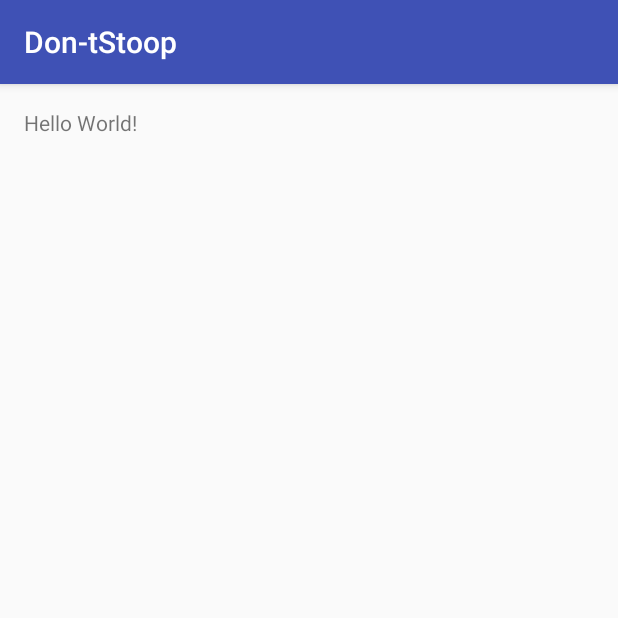
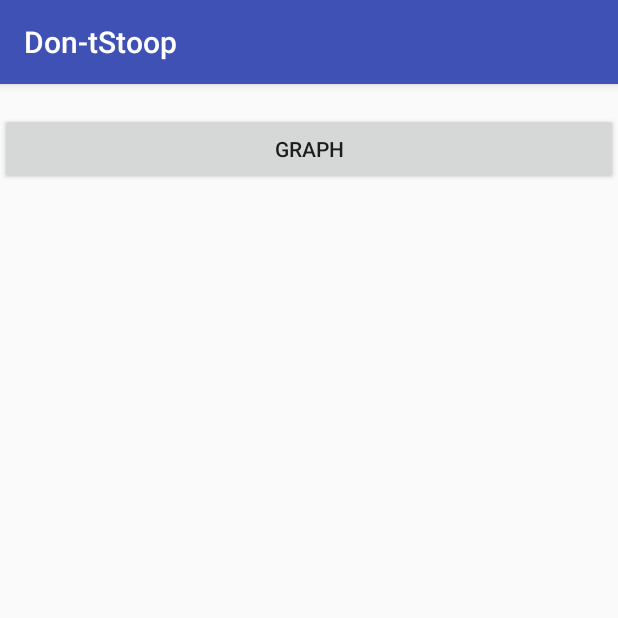
Before and after one commit to mia777/Don-tStoop, an Android app: the screen it shows after launch (MainActivity), on a phone screen of 412 x 824 dp, the top half of it. Run offline under Robolectric (Android 15) with nearby library versions, the phone set to English and light mode, and no system bars.

Commit message:
메인액티비티 추가

```diff
--- a/app/src/main/res/layout/activity_main.xml
+++ b/app/src/main/res/layout/activity_main.xml
@@ -1,17 +1,28 @@
 <?xml version="1.0" encoding="utf-8"?>
-<RelativeLayout
-        xmlns:android="http://schemas.android.com/apk/res/android"
-        xmlns:tools="http://schemas.android.com/tools"
-        android:layout_width="match_parent"
-        android:layout_height="match_parent"
-        android:paddingLeft="@dimen/activity_horizontal_margin"
-        android:paddingRight="@dimen/activity_horizontal_margin"
-        android:paddingTop="@dimen/activity_vertical_margin"
-        android:paddingBottom="@dimen/activity_vertical_margin"
-        tools:context="kr.ac.koreatech.don_tstoop.MainActivity">
+<LinearLayout xmlns:android="http://schemas.android.com/apk/res/android"
+              xmlns:tools="http://schemas.android.com/tools"
+              android:id="@+id/activity_main"
+              android:layout_width="match_parent"
+              android:layout_height="match_parent"
+              android:orientation="vertical"
+              tools:context="kr.ac.koreatech.don_tstoop.MainActivity">
+
+    <ImageView
+            android:layout_width="match_parent"
+            android:layout_height="wrap_content"
+            android:id="@+id/image"/>
 
     <TextView
-            android:text="Hello World!"
-            android:layout_width="wrap_content"
-            android:layout_height="wrap_content"/>
-</RelativeLayout>
+            android:layout_width="match_parent"
+            android:layout_height="wrap_content"
+            android:id="@+id/sensor"/>
+
+    <Button
+            android:layout_width="match_parent"
+            android:layout_height="wrap_content"
+            android:id="@+id/button"
+            android:text="Graph"
+            android:onClick="onclick"/>
+
+
+</LinearLayout>
```
